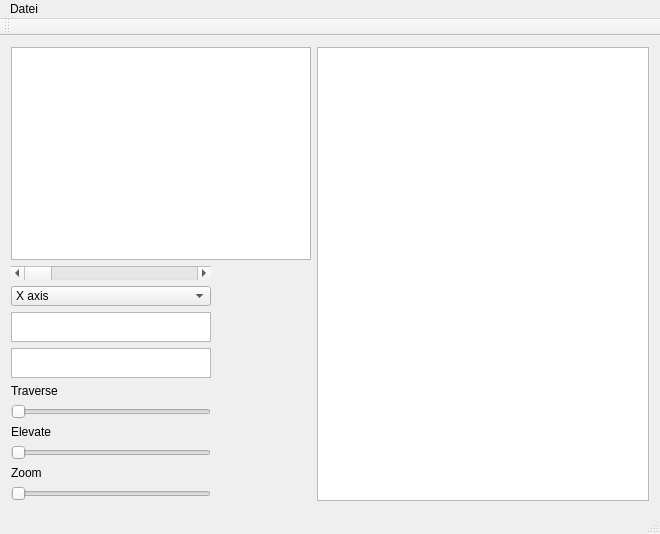
Above: Beispiel1/mainwindow.ui from stf80/Visualisierung-LU-WS-2010 before the change. Below: the same form after it.
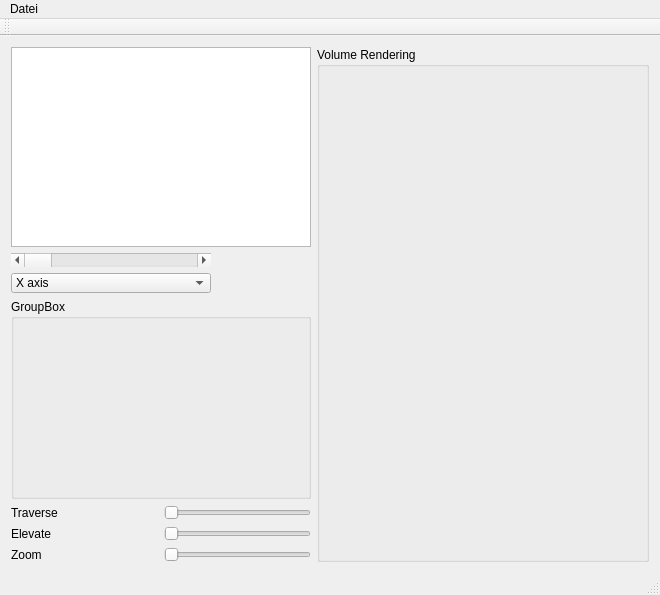
That is the form after the change.

Commit message: stf: add interactive editing of transfer function

Patch:
```diff
--- a/Beispiel1/mainwindow.ui
+++ b/Beispiel1/mainwindow.ui
@@ -84,57 +84,28 @@
        </widget>
       </item>
       <item>
-       <widget class="QGraphicsView" name="graphicsView_2">
+       <widget class="QGroupBox" name="transferFunctionGroupBox">
         <property name="sizePolicy">
-         <sizepolicy hsizetype="Preferred" vsizetype="Fixed">
+         <sizepolicy hsizetype="Preferred" vsizetype="MinimumExpanding">
           <horstretch>0</horstretch>
           <verstretch>0</verstretch>
          </sizepolicy>
         </property>
-        <property name="maximumSize">
+        <property name="minimumSize">
          <size>
-          <width>200</width>
-          <height>30</height>
+          <width>0</width>
+          <height>200</height>
          </size>
         </property>
-        <property name="verticalScrollBarPolicy">
-         <enum>Qt::ScrollBarAlwaysOff</enum>
+        <property name="title">
+         <string>GroupBox</string>
         </property>
-        <property name="horizontalScrollBarPolicy">
-         <enum>Qt::ScrollBarAlwaysOff</enum>
-        </property>
        </widget>
       </item>
       <item>
-       <widget class="QGraphicsView" name="transferColorView">
-        <property name="sizePolicy">
-         <sizepolicy hsizetype="Preferred" vsizetype="Fixed">
-          <horstretch>0</horstretch>
-          <verstretch>0</verstretch>
-         </sizepolicy>
-        </property>
-        <property name="maximumSize">
-         <size>
-          <width>200</width>
-          <height>30</height>
-         </size>
-        </property>
-        <property name="verticalScrollBarPolicy">
-         <enum>Qt::ScrollBarAlwaysOff</enum>
-        </property>
-        <property name="horizontalScrollBarPolicy">
-         <enum>Qt::ScrollBarAlwaysOff</enum>
-        </property>
-       </widget>
-      </item>
+       <layout class="QHBoxLayout" name="horizontalLayout_4">
       <item>
-       <widget class="QLabel" name="label_3">
-        <property name="maximumSize">
-         <size>
-          <width>200</width>
-          <height>20</height>
-         </size>
-        </property>
+         <widget class="QLabel" name="label_2">
         <property name="text">
          <string>Traverse</string>
         </property>
@@ -148,31 +119,17 @@
           <verstretch>0</verstretch>
          </sizepolicy>
         </property>
-        <property name="maximumSize">
-         <size>
-          <width>200</width>
-          <height>21</height>
-         </size>
-        </property>
         <property name="orientation">
          <enum>Qt::Horizontal</enum>
         </property>
        </widget>
       </item>
+       </layout>
+      </item>
+      <item>
+       <layout class="QHBoxLayout" name="horizontalLayout_3">
       <item>
        <widget class="QLabel" name="label">
-        <property name="sizePolicy">
-         <sizepolicy hsizetype="Preferred" vsizetype="Fixed">
-          <horstretch>0</horstretch>
-          <verstretch>0</verstretch>
-         </sizepolicy>
-        </property>
-        <property name="maximumSize">
-         <size>
-          <width>200</width>
-          <height>20</height>
-         </size>
-        </property>
         <property name="text">
          <string>Elevate</string>
         </property>
@@ -186,29 +143,21 @@
           <verstretch>0</verstretch>
          </sizepolicy>
         </property>
-        <property name="maximumSize">
-         <size>
-          <width>200</width>
-          <height>21</height>
-         </size>
-        </property>
         <property name="orientation">
          <enum>Qt::Horizontal</enum>
         </property>
        </widget>
       </item>
+       </layout>
+      </item>
       <item>
-       <widget class="QLabel" name="label_2">
-        <property name="sizePolicy">
-         <sizepolicy hsizetype="Preferred" vsizetype="Fixed">
-          <horstretch>0</horstretch>
-          <verstretch>0</verstretch>
-         </sizepolicy>
-        </property>
+       <layout class="QHBoxLayout" name="horizontalLayout">
+        <item>
+         <widget class="QLabel" name="label_3">
         <property name="maximumSize">
          <size>
           <width>200</width>
-          <height>21</height>
+            <height>20</height>
          </size>
         </property>
         <property name="text">
@@ -237,8 +186,20 @@
       </item>
      </layout>
     </item>
+     </layout>
+    </item>
     <item>
-     <widget class="QGraphicsView" name="rayCastingView"/>
+     <widget class="QGroupBox" name="rendererGroupBox">
+      <property name="sizePolicy">
+       <sizepolicy hsizetype="Expanding" vsizetype="Expanding">
+        <horstretch>0</horstretch>
+        <verstretch>0</verstretch>
+       </sizepolicy>
+      </property>
+      <property name="title">
+       <string>Volume Rendering</string>
+      </property>
+     </widget>
     </item>
    </layout>
   </widget>
```
Lines whose indentation alone changed are shown as unchanged. The commit also changes 18 other files.
